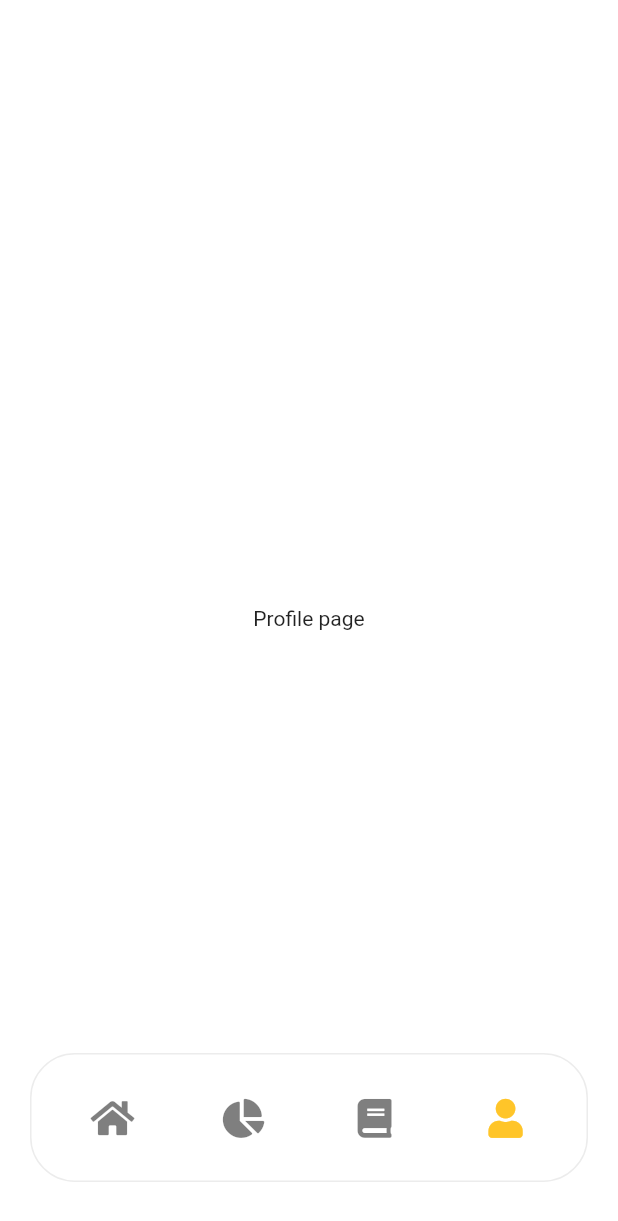
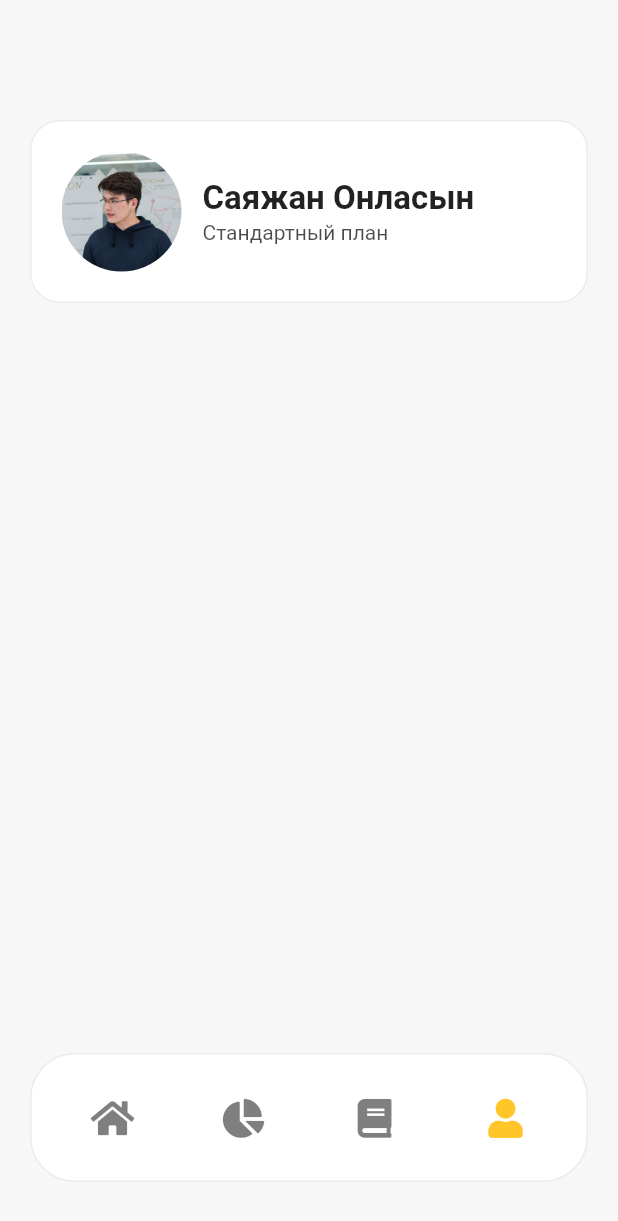
Before and after one commit to Crepiks/nomad-mobile, a Flutter app: the MainLayout screen opened directly, item 4 of the bottom bar chosen, on a phone screen of 412 x 824 dp. Shown: the top 1221 px of the screen. Run offline on Flutter 3.47's test engine with Material 2 defaults, Android fonts, the phone set to English and light mode, and no system bars; our stand-ins replace fl_chart, font_awesome_flutter.

Commit message:
feat: implement profile card component

```diff
--- a/lib/layouts/main_layout.dart
+++ b/lib/layouts/main_layout.dart
@@ -4,7 +4,7 @@ import 'package:nomad/common/colors.dart';
 import 'package:nomad/layouts/components/bottom_navigation.dart';
 import 'package:nomad/home/views/home_view.dart';
 import 'package:nomad/lessons/lessons_view.dart';
-import 'package:nomad/profile/profile_view.dart';
+import 'package:nomad/profile/views/profile_view.dart';
 import 'package:nomad/stats/stats_view.dart';
 
 class MainLayout extends StatefulWidget {
--- /dev/null
+++ b/lib/profile/views/components/profile_card.dart
@@ -0,0 +1,47 @@
+import 'package:flutter/cupertino.dart';
+import 'package:flutter/material.dart';
+import 'package:nomad/common/colors.dart';
+
+class ProfileCard extends StatelessWidget {
+  const ProfileCard({Key? key}) : super(key: key);
+
+  @override
+  Widget build(BuildContext context) {
+    return Container(
+      padding: const EdgeInsets.symmetric(horizontal: 20, vertical: 20),
+      decoration: BoxDecoration(
+          color: Colors.white,
+          border: Border.all(color: borderColor),
+          borderRadius: const BorderRadius.all(Radius.circular(20))),
+      child: Row(
+        children: [
+          Container(
+              width: 80,
+              height: 80,
+              decoration: const BoxDecoration(
+                  shape: BoxShape.circle,
+                  image: DecorationImage(
+                      image: AssetImage('assets/images/avatar.png')))),
+          const SizedBox(width: 14),
+          Column(
+            crossAxisAlignment: CrossAxisAlignment.start,
+            children: [
+              const Text(
+                "Саяжан Онласын",
+                style: TextStyle(fontSize: 22, fontWeight: FontWeight.w600),
+              ),
+              const SizedBox(
+                height: 2,
+              ),
+              Text(
+                "Стандартный план",
+                style: TextStyle(
+                    fontSize: 14, color: Colors.black.withOpacity(0.7)),
+              )
+            ],
+          )
+        ],
+      ),
+    );
+  }
+}
--- a/lib/profile/profile_view.dart
+++ b/lib/profile/views/profile_view.dart
@@ -1,15 +1,17 @@
 import 'package:flutter/cupertino.dart';
 import 'package:flutter/material.dart';
+import 'package:nomad/profile/views/components/profile_card.dart';
 
 class ProfileView extends StatelessWidget {
   const ProfileView({Key? key}) : super(key: key);
 
   @override
   Widget build(BuildContext context) {
-    return Container(
-        color: Colors.white,
-        child: const Center(
-          child: Text("Profile page"),
-        ));
+    return Padding(
+      padding: const EdgeInsets.only(top: 80, right: 20, left: 20),
+      child: Column(
+        children: const [ProfileCard()],
+      ),
+    );
   }
 }
```
Also changed, not shown: assets/images/avatar.png (added).
